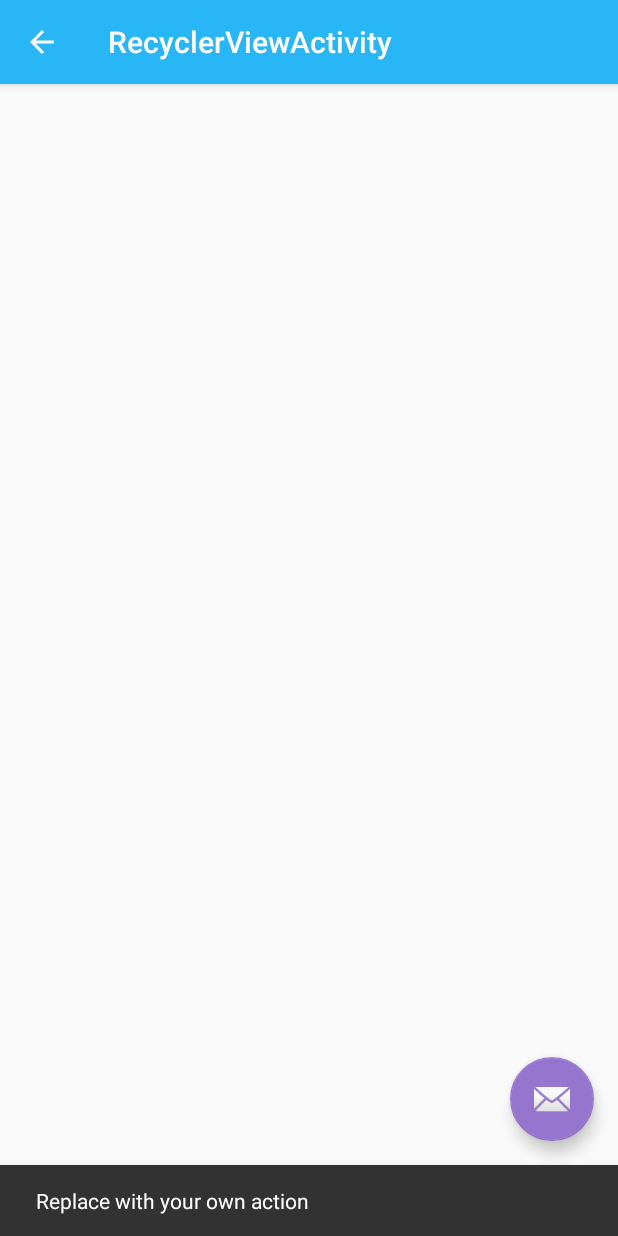
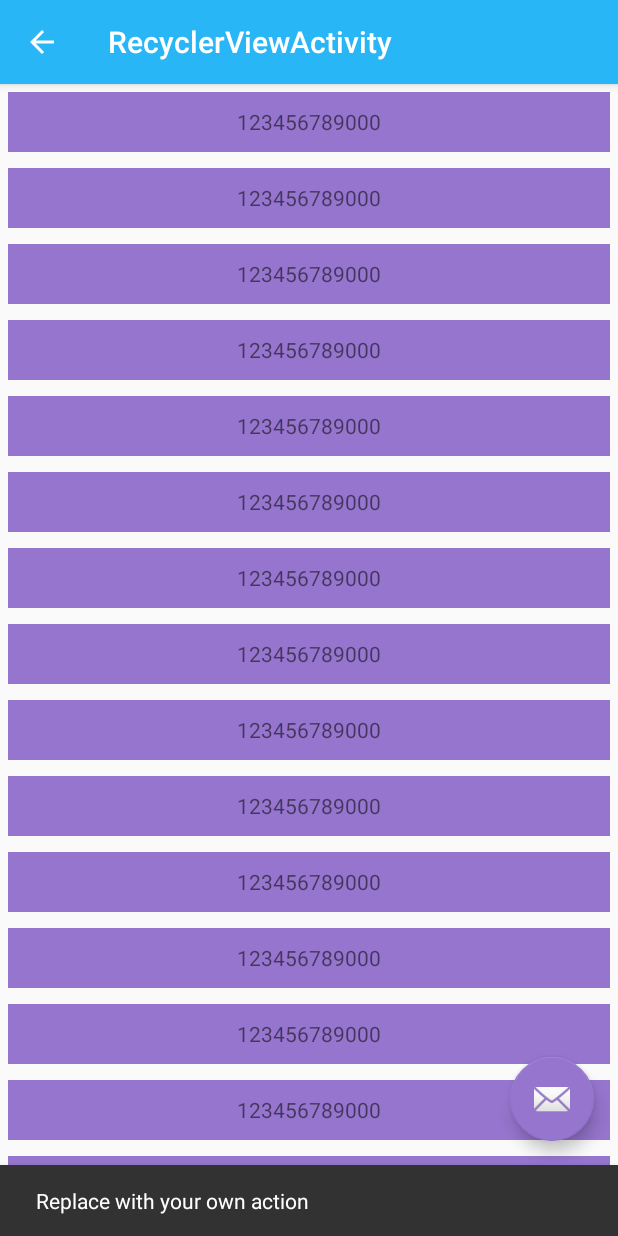
Before and after one commit to govindtank/SwDesign, an Android app: the RecyclerViewActivity screen opened directly, with no data from a screen before it, after a tap on an icon or button, on a phone screen of 412 x 824 dp. Run offline under Robolectric (Android 15) with nearby library versions, the phone set to English and light mode, and no system bars; our stand-ins replace RxJava.

```diff
--- a/app/src/main/java/com/swensun/swdesign/ui/RecyclerViewActivity.kt
+++ b/app/src/main/java/com/swensun/swdesign/ui/RecyclerViewActivity.kt
@@ -3,10 +3,20 @@ package com.swensun.swdesign.ui
 import android.os.Bundle
 import android.support.design.widget.Snackbar
 import android.support.v7.app.AppCompatActivity
+import android.support.v7.widget.LinearLayoutManager
+import android.support.v7.widget.RecyclerView
+import android.view.View
+import android.view.ViewGroup
 import com.swensun.swdesign.R
+import io.reactivex.Observable
+import io.reactivex.android.schedulers.AndroidSchedulers
 import kotlinx.android.synthetic.main.app_bar_main.*
+import kotlinx.android.synthetic.main.content_recycler_view.*
+import java.util.concurrent.TimeUnit
 
 class RecyclerViewActivity : AppCompatActivity() {
+
+    val adapter = RecyclerViewAdapter()
 
     override fun onCreate(savedInstanceState: Bundle?) {
         super.onCreate(savedInstanceState)
@@ -21,8 +31,34 @@ class RecyclerViewActivity : AppCompatActivity() {
                     .setAction("Action", null).show()
         }
 
+        recycler_view.layoutManager = LinearLayoutManager(this)
+        recycler_view.setHasFixedSize(true)
+        recycler_view.adapter = adapter
+
+        swipe_refresh_layout_recycler_view.setOnRefreshListener {
+            Observable.timer(1, TimeUnit.SECONDS)
+                    .observeOn(AndroidSchedulers.mainThread())
+                    .subscribe {
+                        swipe_refresh_layout_recycler_view.isRefreshing = false
+                    }
+        }
+    }
+
+    inner class RecyclerViewAdapter : RecyclerView.Adapter<NormalItemViewHolder>() {
+        override fun onBindViewHolder(holder: NormalItemViewHolder?, position: Int) {
+
+        }
+
+        override fun getItemCount(): Int {
+            return 20
+        }
+
+        override fun onCreateViewHolder(parent: ViewGroup?, viewType: Int): NormalItemViewHolder {
+            val view = layoutInflater.inflate(R.layout.view_normal_item, parent, false)
+            return NormalItemViewHolder(itemView = view)
+        }
 
     }
 
-
+    class NormalItemViewHolder(itemView: View): RecyclerView.ViewHolder(itemView)
 }
--- a/app/src/main/res/layout/content_recycler_view.xml
+++ b/app/src/main/res/layout/content_recycler_view.xml
@@ -3,6 +3,7 @@
     xmlns:android="http://schemas.android.com/apk/res/android"
     xmlns:app="http://schemas.android.com/apk/res-auto"
     xmlns:tools="http://schemas.android.com/tools"
+    android:id="@+id/swipe_refresh_layout_recycler_view"
     android:layout_width="match_parent"
     android:layout_height="match_parent"
     app:layout_behavior="@string/appbar_scrolling_view_behavior"
--- /dev/null
+++ b/app/src/main/res/layout/view_normal_item.xml
@@ -0,0 +1,20 @@
+<?xml version="1.0" encoding="utf-8"?>
+<android.support.constraint.ConstraintLayout
+    xmlns:android="http://schemas.android.com/apk/res/android"
+    android:layout_width="match_parent"
+    android:layout_height="wrap_content"
+    xmlns:app="http://schemas.android.com/apk/res-auto">
+
+    <TextView
+        android:layout_width="0dp"
+        android:layout_height="40dp"
+        app:layout_constraintLeft_toLeftOf="parent"
+        app:layout_constraintRight_toRightOf="parent"
+        app:layout_constraintTop_toTopOf="parent"
+        app:layout_constraintBottom_toBottomOf="parent"
+        android:background="@color/colorAccent"
+        android:layout_margin="5dp"
+        android:gravity="center"
+        android:text="123456789000"
+        />
+</android.support.constraint.ConstraintLayout>
```
